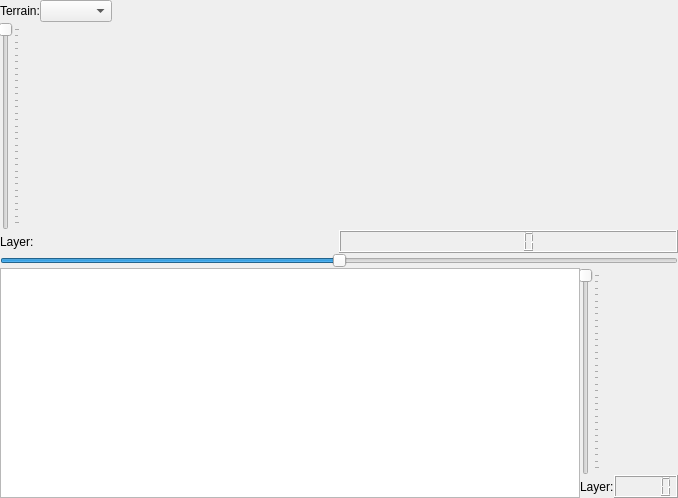
The window that screen.ui (tps12/hey-grid) describes before a commit, drawn with Qt 5.
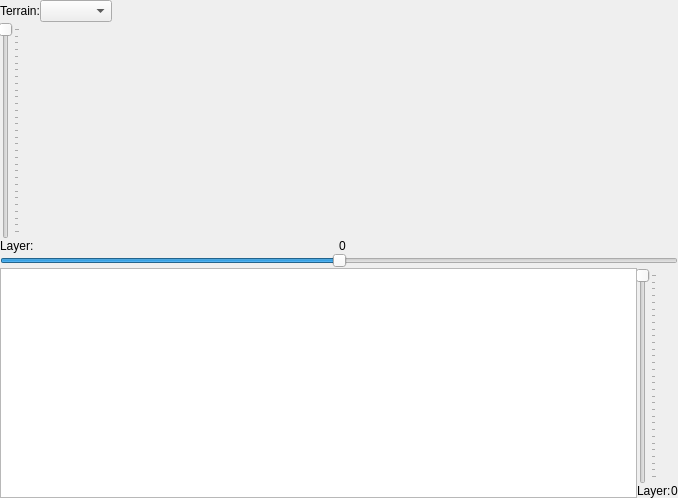
The same window after the commit.

Commit message:
Use label instead of LCD number
And update on value change instead of slider movement.

The edit to the form file:
```diff
--- a/screen.ui
+++ b/screen.ui
@@ -73,7 +73,7 @@
     </layout>
    </item>
    <item>
-    <layout class="QGridLayout" name="gridLayout_2" rowstretch="1,0,1,0,0">
+    <layout class="QGridLayout" name="gridLayout_2" rowstretch="1,0,1">
      <property name="topMargin">
       <number>0</number>
      </property>
@@ -147,7 +147,11 @@
             </widget>
            </item>
            <item>
-            <widget class="QLCDNumber" name="lcdNumber_2"/>
+            <widget class="QLabel" name="label_5">
+             <property name="text">
+              <string>0</string>
+             </property>
+            </widget>
            </item>
           </layout>
          </item>
@@ -225,7 +229,11 @@
             </widget>
            </item>
            <item>
-            <widget class="QLCDNumber" name="lcdNumber"/>
+            <widget class="QLabel" name="label_4">
+             <property name="text">
+              <string>0</string>
+             </property>
+            </widget>
            </item>
           </layout>
          </item>
```
Left out of the diff: 26 changed lines with no effect on the pictures.
